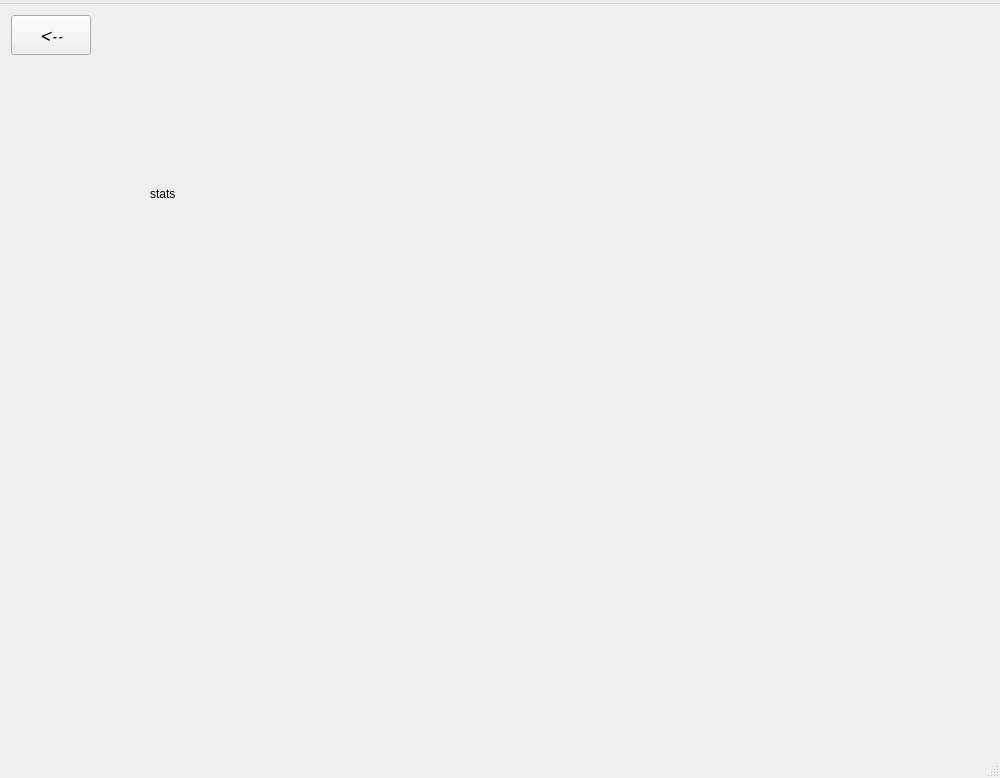
Before: the Qt Designer form GUI/Forms/mainwindow.ui in dmitrykitty/hang-game, drawn with Qt 5.
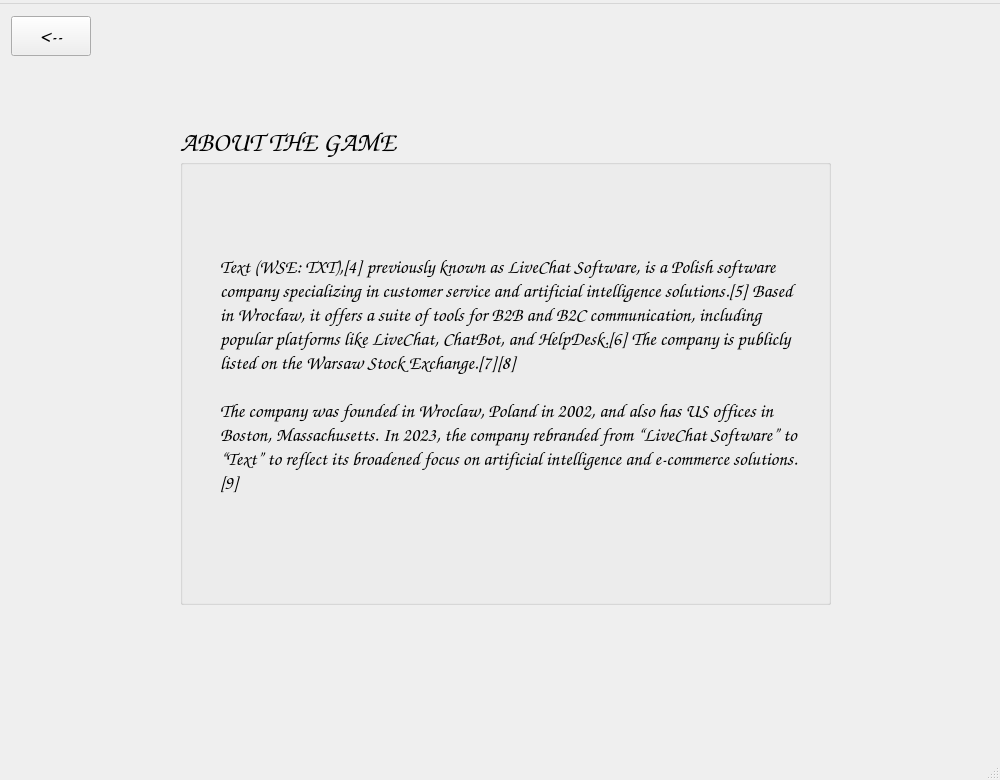
After: the same form once the commit is applied. The open tabs and pages were chosen to show the change.

The edit to the form file:
```diff
--- a/GUI/Forms/mainwindow.ui
+++ b/GUI/Forms/mainwindow.ui
@@ -7,11 +7,11 @@
     <x>0</x>
     <y>0</y>
     <width>1000</width>
-    <height>778</height>
+    <height>780</height>
    </rect>
   </property>
   <property name="sizePolicy">
-   <sizepolicy hsizetype="Preferred" vsizetype="Preferred">
+   <sizepolicy hsizetype="Fixed" vsizetype="Fixed">
     <horstretch>0</horstretch>
     <verstretch>0</verstretch>
    </sizepolicy>
@@ -19,7 +19,13 @@
   <property name="minimumSize">
    <size>
     <width>1000</width>
-    <height>720</height>
+    <height>780</height>
+   </size>
+  </property>
+  <property name="maximumSize">
+   <size>
+    <width>1000</width>
+    <height>780</height>
    </size>
   </property>
   <property name="windowTitle">
@@ -1517,19 +1523,51 @@
       </layout>
      </widget>
     </widget>
-    <widget class="QWidget" name="pageStatistics">
-     <widget class="QLabel" name="label_2">
+    <widget class="QWidget" name="pageAbout">
+     <widget class="QGroupBox" name="groupBox">
       <property name="geometry">
        <rect>
-        <x>140</x>
-        <y>120</y>
-        <width>63</width>
-        <height>20</height>
+        <x>170</x>
+        <y>60</y>
+        <width>651</width>
+        <height>481</height>
        </rect>
       </property>
-      <property name="text">
-       <string>stats</string>
+      <property name="font">
+       <font>
+        <family>Comic Sans MS</family>
+        <pointsize>20</pointsize>
+        <bold>true</bold>
+       </font>
       </property>
+      <property name="title">
+       <string>ABOUT THE GAME</string>
+      </property>
+      <widget class="QLabel" name="label">
+       <property name="geometry">
+        <rect>
+         <x>40</x>
+         <y>80</y>
+         <width>581</width>
+         <height>341</height>
+        </rect>
+       </property>
+       <property name="font">
+        <font>
+         <family>Comic Sans MS</family>
+         <pointsize>14</pointsize>
+         <bold>false</bold>
+        </font>
+       </property>
+       <property name="text">
+        <string>Text (WSE: TXT),[4] previously known as LiveChat Software, is a Polish software company specializing in customer service and artificial intelligence solutions.[5] Based in Wrocław, it offers a suite of tools for B2B and B2C communication, including popular platforms like LiveChat, ChatBot, and HelpDesk.[6] The company is publicly listed on the Warsaw Stock Exchange.[7][8]
+
+The company was founded in Wroclaw, Poland in 2002, and also has US offices in Boston, Massachusetts. In 2023, the company rebranded from “LiveChat Software” to “Text” to reflect its broadened focus on artificial intelligence and e-commerce solutions.[9]</string>
+       </property>
+       <property name="wordWrap">
+        <bool>true</bool>
+       </property>
+      </widget>
      </widget>
     </widget>
     <widget class="QWidget" name="pageSettings">
@@ -1619,13 +1657,13 @@
      </widget>
     </widget>
    </widget>
-   <widget class="QWidget" name="">
+   <widget class="QWidget" name="layoutWidget">
     <property name="geometry">
      <rect>
       <x>11</x>
       <y>11</y>
       <width>961</width>
-      <height>41</height>
+      <height>42</height>
      </rect>
     </property>
     <layout class="QHBoxLayout" name="horizontalLayout_5">
```
Left out of the diff: 8 changed lines with no effect on the pictures.
